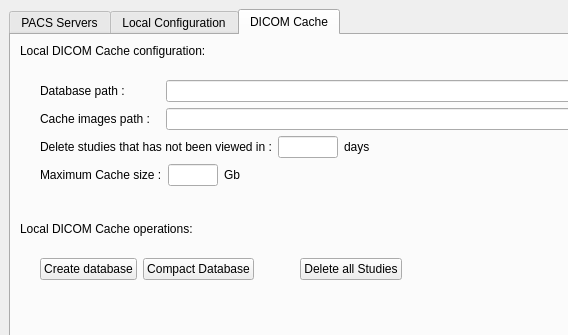
The window that starviewer/src/inputoutput/qconfigurationscreenbase.ui (starviewer-medical/starviewer) describes before a commit, drawn with Qt 5; both pictures show x 0 to 568 and y 0 to 335 of the 848 by 616 pixel window.
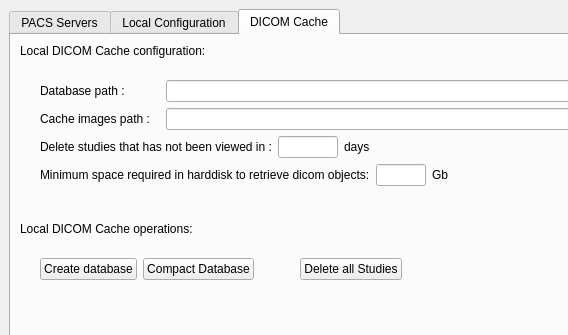
The same window after the commit. The open tabs and pages were chosen to show the change. Icons and pictures are not drawn.

```diff
--- a/starviewer/src/inputoutput/qconfigurationscreenbase.ui
+++ b/starviewer/src/inputoutput/qconfigurationscreenbase.ui
@@ -1006,7 +1006,7 @@
              <item>
               <widget class="QLabel" name="textLabel3_7" >
                <property name="text" >
-                <string>Maximum Cache size :</string>
+                <string>Minimum space required in harddisk to retrieve dicom objects:</string>
                </property>
               </widget>
              </item>
@@ -1019,7 +1019,7 @@
                 </size>
                </property>
                <property name="alignment" >
-                <set>Qt::AlignLeading</set>
+                <set>Qt::AlignRight</set>
                </property>
               </widget>
              </item>
@@ -1030,16 +1030,6 @@
                </property>
               </widget>
              </item>
-             <item>
-              <widget class="QLabel" name="m_cacheUtilization" >
-               <property name="text" >
-                <string/>
-               </property>
-               <property name="alignment" >
-                <set>Qt::AlignRight|Qt::AlignTrailing|Qt::AlignVCenter</set>
-               </property>
-              </widget>
-             </item>
              <item>
               <spacer>
                <property name="orientation" >
```
Left out of the diff: 4 changed lines with no effect on the pictures.
